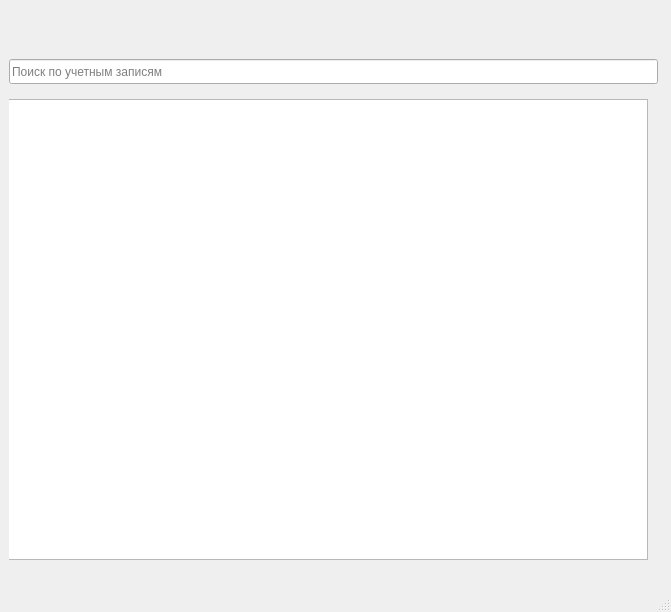
Ekaterine65/221-329_Ivanova, file lab1/mainwindow.ui: the form before one commit.
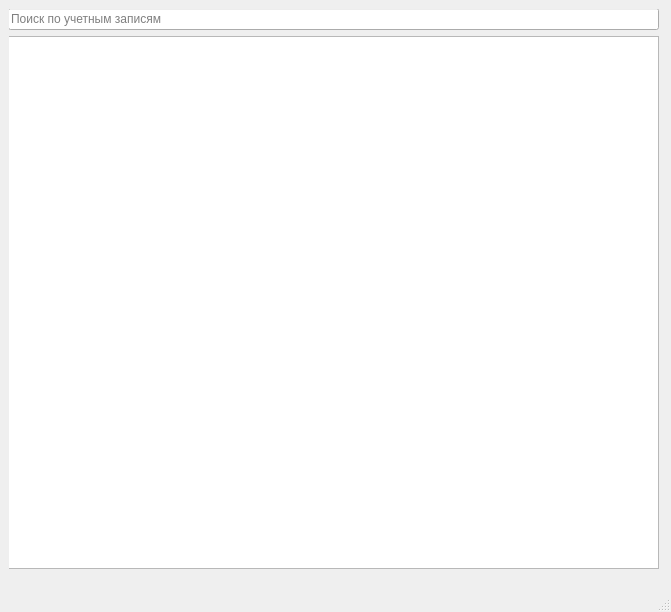
The form after the commit. The open tabs and pages were chosen to show the change.

Patch:
```diff
--- a/lab1/mainwindow.ui
+++ b/lab1/mainwindow.ui
@@ -94,31 +94,30 @@
        </layout>
       </widget>
       <widget class="QWidget" name="pageNext">
-       <widget class="QLineEdit" name="lineEdit">
+       <widget class="QWidget" name="gridLayoutWidget">
         <property name="geometry">
          <rect>
-          <x>0</x>
-          <y>50</y>
-          <width>649</width>
-          <height>25</height>
+          <x>-1</x>
+          <y>-1</y>
+          <width>651</width>
+          <height>561</height>
          </rect>
         </property>
-        <property name="placeholderText">
-         <string>Поиск по учетным записям</string>
-        </property>
-        <property name="clearButtonEnabled">
-         <bool>true</bool>
-        </property>
-       </widget>
-       <widget class="QListWidget" name="listWidget">
-        <property name="geometry">
-         <rect>
-          <x>-10</x>
-          <y>90</y>
-          <width>649</width>
-          <height>461</height>
-         </rect>
-        </property>
+        <layout class="QGridLayout" name="gridLayout_3">
+         <item row="0" column="0">
+          <widget class="QLineEdit" name="lineEdit">
+           <property name="placeholderText">
+            <string>Поиск по учетным записям</string>
+           </property>
+           <property name="clearButtonEnabled">
+            <bool>true</bool>
+           </property>
+          </widget>
+         </item>
+         <item row="1" column="0">
+          <widget class="QListWidget" name="listWidget"/>
+         </item>
+        </layout>
        </widget>
       </widget>
      </widget>
```
